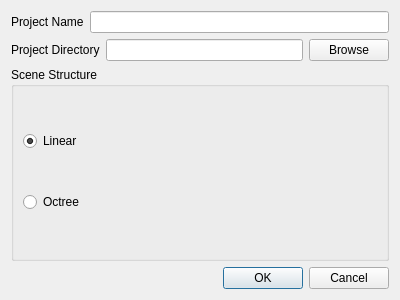
e8yes/e8yes-terrain, file editor/project/component_project_creator.ui: the form before one commit.
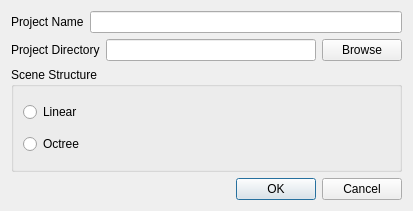
The form after the commit.

Diff of the .ui file:
```diff
--- a/editor/project/component_project_creator.ui
+++ b/editor/project/component_project_creator.ui
@@ -6,8 +6,8 @@
    <rect>
     <x>0</x>
     <y>0</y>
-    <width>400</width>
-    <height>300</height>
+    <width>413</width>
+    <height>211</height>
    </rect>
   </property>
   <property name="windowTitle">
@@ -57,12 +57,18 @@
      <layout class="QVBoxLayout" name="verticalLayout">
       <item>
        <widget class="QRadioButton" name="linear_structure_button">
+        <property name="enabled">
+         <bool>true</bool>
+        </property>
         <property name="text">
          <string>Linear</string>
         </property>
-        <property name="checked">
+        <property name="checkable">
          <bool>true</bool>
         </property>
+        <property name="checked">
+         <bool>false</bool>
+        </property>
        </widget>
       </item>
       <item>
@@ -70,6 +76,9 @@
         <property name="text">
          <string>Octree</string>
         </property>
+        <property name="checked">
+         <bool>false</bool>
+        </property>
        </widget>
       </item>
      </layout>
```
